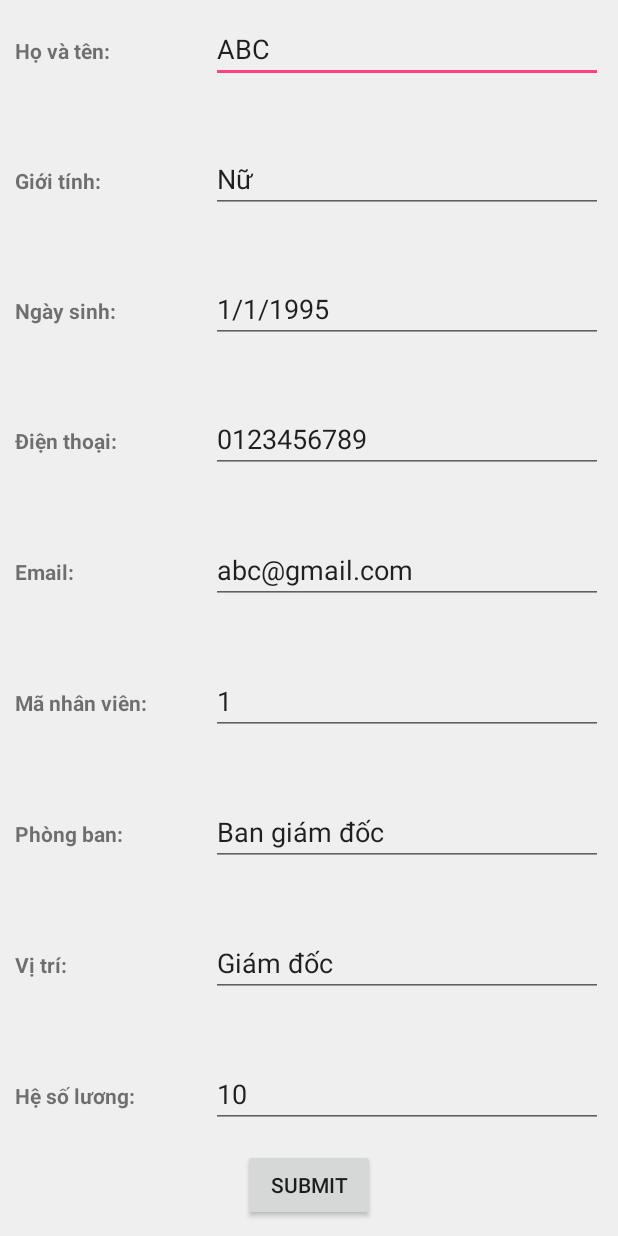
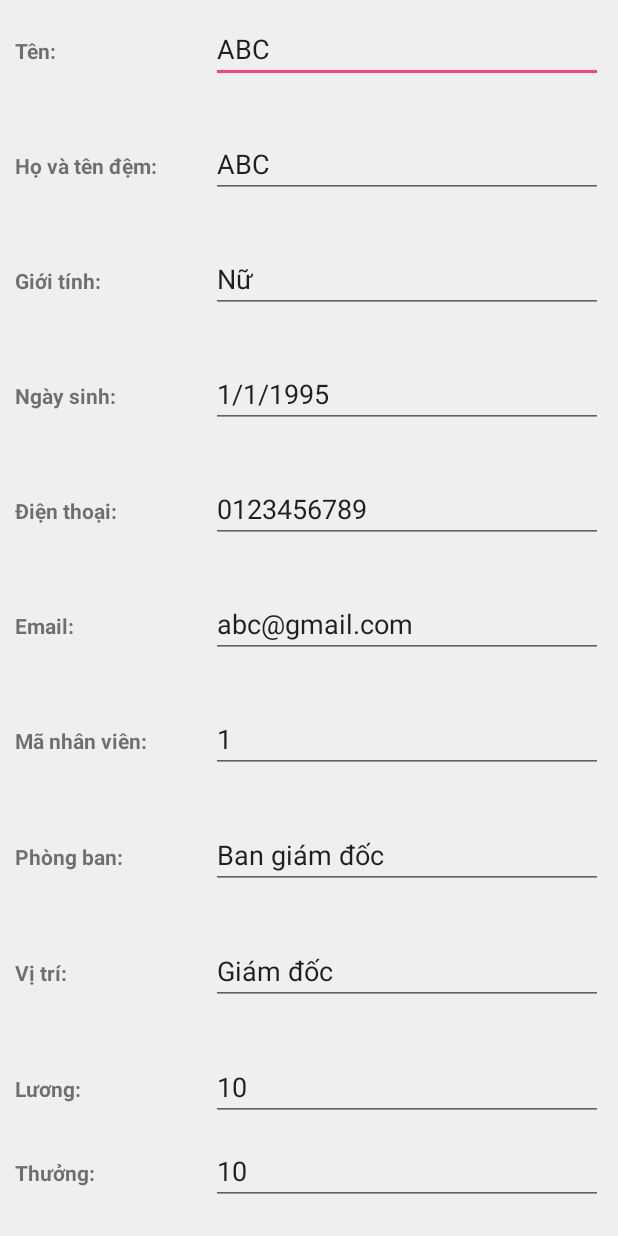
Before and after one commit to ohmygodvt95/OOP.HRM, an Android app: the layout dialog_edit_info.xml on its own in the app's theme, with its tools: preview values and no code run, on a phone screen of 412 x 824 dp. Run offline under Robolectric (Android 15) with nearby library versions, the phone set to English and light mode, and no system bars.

Commit message:
them sua thong tin nhan vien

```diff
--- a/app/src/main/res/layout/dialog_edit_info.xml
+++ b/app/src/main/res/layout/dialog_edit_info.xml
@@ -15,14 +15,33 @@
             android:layout_width="0dp"
             android:layout_height="wrap_content"
             android:layout_weight="1"
-            android:text="Họ và tên:"
+            android:text="Tên:"
             android:textStyle="bold"/>
         <EditText
             android:layout_width="0dp"
             android:layout_weight="2"
             android:layout_height="wrap_content"
             android:text="ABC"
-            android:id="@+id/name"/>
+            android:id="@+id/lastName"/>
+    </LinearLayout>
+
+    <LinearLayout
+        android:layout_width="match_parent"
+        android:layout_height="wrap_content"
+        android:layout_weight="3"
+        android:orientation="horizontal">
+        <TextView
+            android:layout_width="0dp"
+            android:layout_height="wrap_content"
+            android:layout_weight="1"
+            android:text="Họ và tên đệm:"
+            android:textStyle="bold"/>
+        <EditText
+            android:layout_width="0dp"
+            android:layout_weight="2"
+            android:layout_height="wrap_content"
+            android:text="ABC"
+            android:id="@+id/firtName"/>
     </LinearLayout>
 
     <LinearLayout
@@ -161,18 +180,32 @@
             android:layout_width="0dp"
             android:layout_height="wrap_content"
             android:layout_weight="1"
-            android:text="Hệ số lương:"
+            android:text="Lương:"
             android:textStyle="bold"/>
         <EditText
             android:layout_width="0dp"
             android:layout_weight="2"
             android:layout_height="wrap_content"
             android:text="10"
-            android:id="@+id/heso"/>
+            android:id="@+id/salary"/>
     </LinearLayout>
-    <Button
-        android:layout_width="wrap_content"
+    <LinearLayout
+        android:layout_width="match_parent"
         android:layout_height="wrap_content"
-        android:text="submit"
-        android:id="@+id/submit"/>
+        android:layout_weight="1"
+        android:orientation="horizontal">
+        <TextView
+            android:layout_width="0dp"
+            android:layout_height="wrap_content"
+            android:layout_weight="1"
+            android:text="Thưởng:"
+            android:textStyle="bold"
+            android:id="@+id/tvbonus"/>
+        <EditText
+            android:layout_width="0dp"
+            android:layout_weight="2"
+            android:layout_height="wrap_content"
+            android:text="10"
+            android:id="@+id/bonus"/>
+    </LinearLayout>
 </LinearLayout>
```
Also changed, not shown: app/src/main/java/com/lengkeng/oophrm/fragments/InfoMemberFragment.java (+21 -5 lines), app/src/main/java/com/lengkeng/oophrm/ultis/DialogEdit.java (+179 -24 lines).
